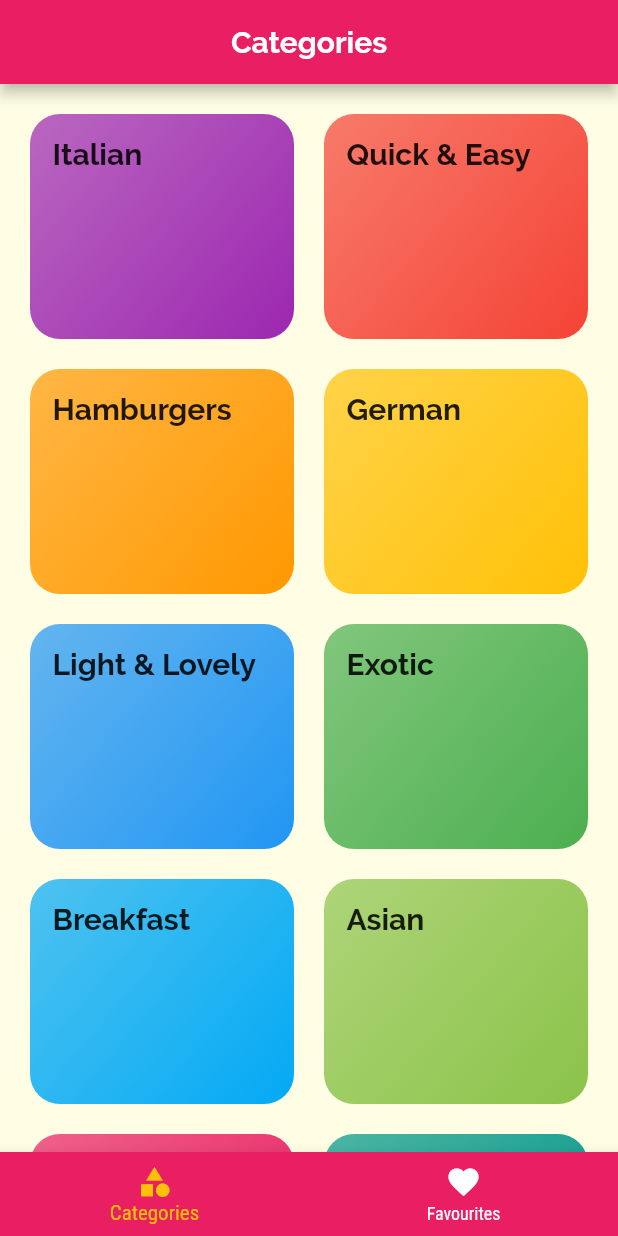
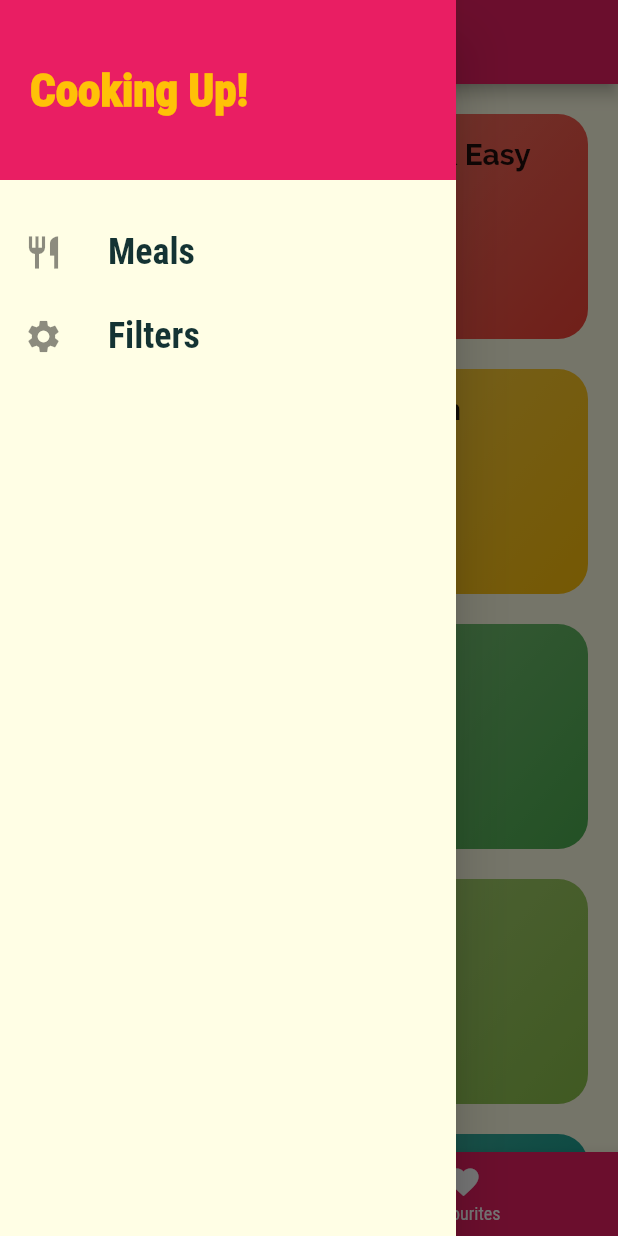
Before and after one commit to rajput-hemant/meals-app, a Flutter app: the screen it shows after launch, with the side drawer open (before the commit the screen has no drawer), on a phone screen of 412 x 824 dp. Run offline on Flutter 3.47's test engine with Material 2 defaults, Android fonts, the phone set to English and light mode, and no system bars.

Commit message:
created filters_page added FiltersPage to the routes table added tapHanlder to navigate to Meals & Filters Page
Signed-off-by: rajput-hemant <hemant.rajput_cs20@gla.ac.in>

```diff
--- a/lib/main.dart
+++ b/lib/main.dart
@@ -2,6 +2,7 @@ import 'package:flutter/material.dart';
 
 import 'pages/categories_page.dart';
 import 'pages/meal_recipe_page.dart';
+import 'pages/filters_page.dart';
 import 'pages/meals_details_page.dart';
 import 'pages/tabs_page.dart';
 
@@ -38,6 +39,7 @@ class MyApp extends StatelessWidget {
         '/': ((context) => const TabsPage()),
         MealsPage.routeName: (context) => const MealsPage(),
         RecipePage.routeName: (context) => const RecipePage(),
+        FiltersPage.routeName: ((context) => const FiltersPage()),
       },
       // this is used as a fallback mechanism when a requested route is not present in the route table
       // onGenerateRoute: (settings) {
--- /dev/null
+++ b/lib/pages/filters_page.dart
@@ -0,0 +1,20 @@
+import 'package:flutter/material.dart';
+
+import '../widgets/main_drawer.dart';
+
+class FiltersPage extends StatelessWidget {
+  static const routeName = '/filters';
+  const FiltersPage({Key? key}) : super(key: key);
+
+  @override
+  Widget build(BuildContext context) {
+    return Scaffold(
+      appBar: AppBar(
+        title: const Text('Filters'),
+        centerTitle: true,
+      ),
+      drawer: const MainDrawer(),
+      body: const Text('Filters Page!'),
+    );
+  }
+}
--- a/lib/pages/tabs_page.dart
+++ b/lib/pages/tabs_page.dart
@@ -2,6 +2,7 @@ import 'package:flutter/material.dart';
 
 import 'categories_page.dart';
 import 'favourites_page.dart';
+import '../widgets/main_drawer.dart';
 
 /// for tabs at the top
 class TabsPage extends StatefulWidget {
@@ -31,27 +32,29 @@ class _TabsPageState extends State<TabsPage> {
 
   @override
   Widget build(BuildContext context) {
+    final theme = Theme.of(context);
     return Scaffold(
       appBar: AppBar(
         title: Text(_pages[_selectPageIndex]['title']),
         centerTitle: true,
       ),
+      drawer: const MainDrawer(),
       body: _pages[_selectPageIndex]['page'],
       bottomNavigationBar: BottomNavigationBar(
         onTap: _selectPage,
-        backgroundColor: Theme.of(context).primaryColor,
-        selectedItemColor: Theme.of(context).accentColor,
+        backgroundColor: theme.primaryColor,
+        selectedItemColor: theme.accentColor,
         unselectedItemColor: Colors.white,
         currentIndex: _selectPageIndex,
         // type: BottomNavigationBarType.shifting,
         items: const [
           BottomNavigationBarItem(
-            // backgroundColor: Theme.of(context).primaryColor,
+            // backgroundColor: theme.primaryColor,
             icon: Icon(Icons.category),
             label: 'Categories',
           ),
           BottomNavigationBarItem(
-            // backgroundColor: Theme.of(context).primaryColor,
+            // backgroundColor: theme.primaryColor,
             icon: Icon(Icons.favorite),
             label: 'Favourites',
           ),
--- a/lib/widgets/main_drawer.dart
+++ b/lib/widgets/main_drawer.dart
@@ -1,9 +1,14 @@
 import 'package:flutter/material.dart';
+
+import '../pages/filters_page.dart';
 
 class MainDrawer extends StatelessWidget {
   const MainDrawer({Key? key}) : super(key: key);
 
-  Widget buildListTile({required String title, required IconData icon}) {
+  Widget buildListTile(
+      {required String title,
+      required IconData icon,
+      required VoidCallback tapHandler}) {
     return ListTile(
       leading: Icon(
         icon,
@@ -17,7 +22,7 @@ class MainDrawer extends StatelessWidget {
           fontFamily: 'RobotoCondensed',
         ),
       ),
-      onTap: () {},
+      onTap: tapHandler,
     );
   }
 
@@ -44,8 +49,17 @@ class MainDrawer extends StatelessWidget {
           const SizedBox(
             height: 20,
           ),
-          buildListTile(title: 'Meals', icon: Icons.restaurant),
-          buildListTile(title: 'Filters', icon: Icons.settings),
+          buildListTile(
+            title: 'Meals',
+            icon: Icons.restaurant,
+            tapHandler: () => Navigator.pushReplacementNamed(context, '/'),
+          ),
+          buildListTile(
+            title: 'Filters',
+            icon: Icons.settings,
+            tapHandler: () =>
+                Navigator.pushReplacementNamed(context, FiltersPage.routeName),
+          ),
         ],
       ),
     );
```
